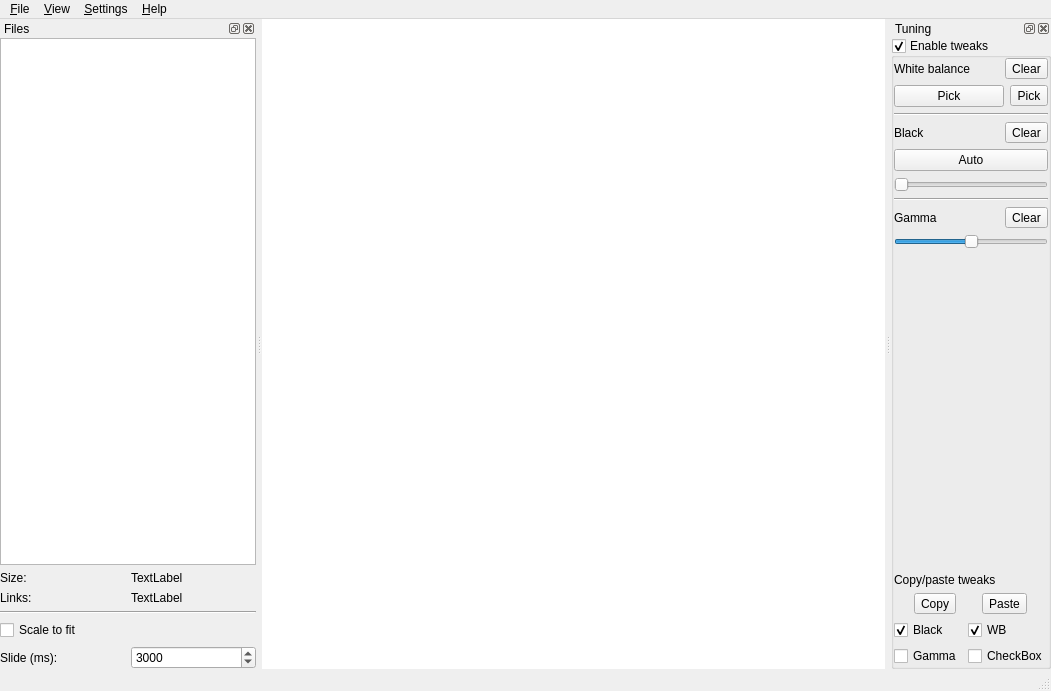
Old version of the form src/mainwindow.ui in the repository bernds/equiv.
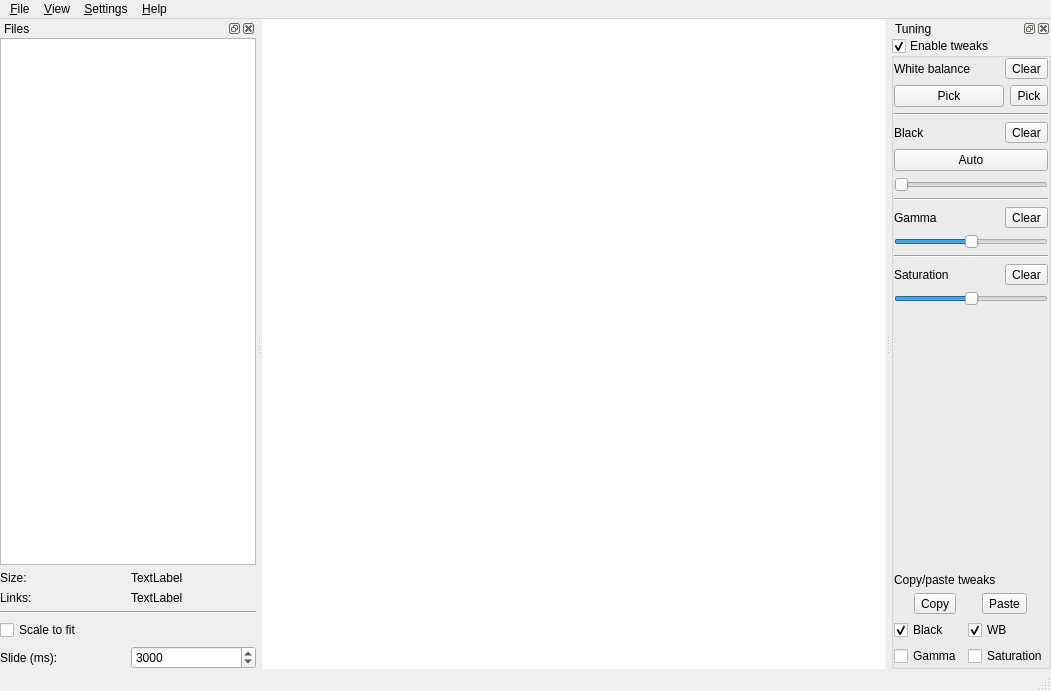
New version of the form. Icons and pictures are not drawn. Custom widgets are drawn as their Qt base class.

Commit message: Add saturation support

The edit to the form file:
```diff
--- a/src/mainwindow.ui
+++ b/src/mainwindow.ui
@@ -320,6 +320,62 @@
           </property>
          </widget>
         </item>
+        <item>
+         <widget class="Line" name="line_4">
+          <property name="orientation">
+           <enum>Qt::Horizontal</enum>
+          </property>
+         </widget>
+        </item>
+        <item>
+         <widget class="QWidget" name="widget_9" native="true">
+          <layout class="QHBoxLayout" name="horizontalLayout_11">
+           <property name="leftMargin">
+            <number>0</number>
+           </property>
+           <property name="topMargin">
+            <number>0</number>
+           </property>
+           <property name="rightMargin">
+            <number>0</number>
+           </property>
+           <property name="bottomMargin">
+            <number>0</number>
+           </property>
+           <item>
+            <widget class="QLabel" name="label_9">
+             <property name="text">
+              <string>Saturation</string>
+             </property>
+            </widget>
+           </item>
+           <item>
+            <widget class="QToolButton" name="satClearButton">
+             <property name="text">
+              <string>Clear</string>
+             </property>
+             <property name="icon">
+              <iconset resource="equiv.qrc">
+               <normaloff>:/newPrefix/icons/Edit-undo.svg</normaloff>:/newPrefix/icons/Edit-undo.svg</iconset>
+             </property>
+            </widget>
+           </item>
+          </layout>
+         </widget>
+        </item>
+        <item>
+         <widget class="QSlider" name="satSlider">
+          <property name="minimum">
+           <number>-100</number>
+          </property>
+          <property name="maximum">
+           <number>100</number>
+          </property>
+          <property name="orientation">
+           <enum>Qt::Horizontal</enum>
+          </property>
+         </widget>
+        </item>
         <item>
          <spacer name="verticalSpacer">
           <property name="orientation">
@@ -403,7 +459,7 @@
            <item row="1" column="1">
             <widget class="QCheckBox" name="checkBox_3">
              <property name="text">
-              <string>CheckBox</string>
+              <string>Saturation</string>
              </property>
             </widget>
            </item>
```
Left out of the diff: 2 changed lines with no effect on the pictures. The commit also changes 5 other files.
